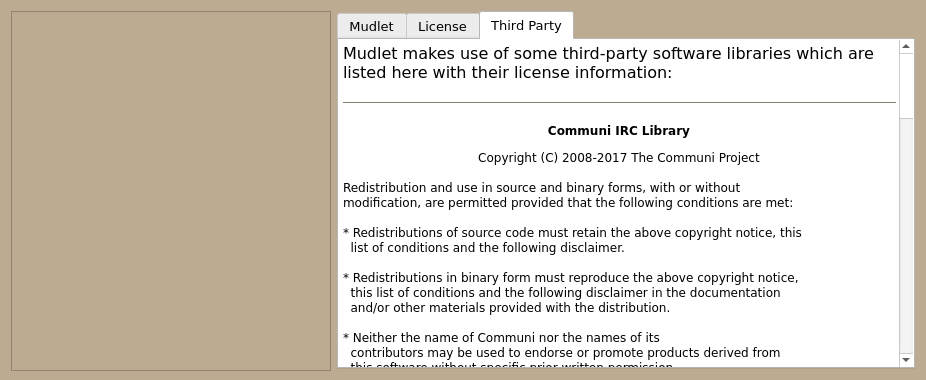
Qt form src/ui/about_dialog.ui (Mudlet/Mudlet) before a commit.
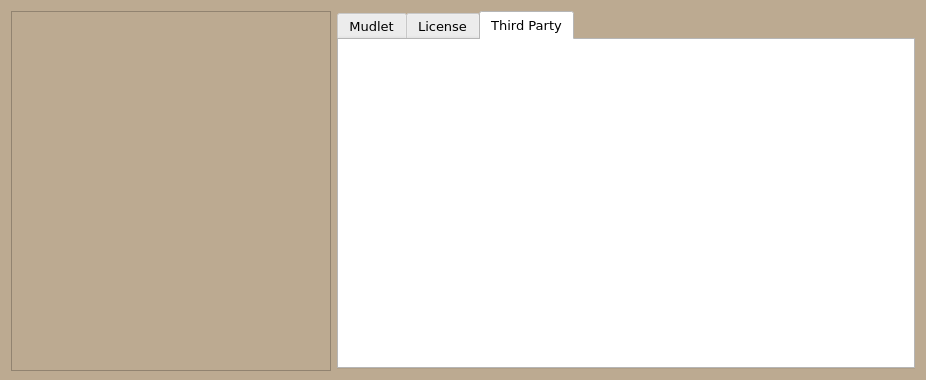
The same form after that commit. The open tabs and pages were chosen to show the change. Icons and pictures are not drawn.

Commit message: Enhance include ubuntu mono font (#1446)

What changed in the file:
```diff
--- a/src/ui/about_dialog.ui
+++ b/src/ui/about_dialog.ui
@@ -941,118 +941,6 @@
          <property name="readOnly">
           <bool>true</bool>
          </property>
-         <property name="html">
-          <string>&lt;!DOCTYPE HTML PUBLIC &quot;-//W3C//DTD HTML 4.0//EN&quot; &quot;http://www.w3.org/TR/REC-html40/strict.dtd&quot;&gt;
-&lt;html&gt;&lt;head&gt;&lt;meta name=&quot;qrichtext&quot; content=&quot;1&quot; /&gt;&lt;style type=&quot;text/css&quot;&gt;
-p, li { white-space: pre-wrap; }
-&lt;/style&gt;&lt;/head&gt;&lt;body style=&quot; font-family:'DejaVu Sans'; font-size:10pt; font-weight:400; font-style:normal;&quot;&gt;
-&lt;table border=&quot;0&quot; style=&quot;-qt-table-type: root; margin-top:4px; margin-bottom:4px; margin-left:4px; margin-right:4px;&quot;&gt;
-&lt;tr&gt;
-&lt;td style=&quot;border: none;&quot;&gt;
-&lt;p style=&quot; margin-top:12px; margin-bottom:12px; margin-left:0px; margin-right:0px; -qt-block-indent:0; text-indent:0px;&quot;&gt;&lt;span style=&quot; font-family:'Sans Serif'; font-size:12pt;&quot;&gt;Mudlet makes use of some third-party software libraries which are listed here with their license information:&lt;/span&gt;&lt;/p&gt;
-&lt;hr /&gt;
-&lt;p align=&quot;center&quot; style=&quot; margin-top:12px; margin-bottom:12px; margin-left:0px; margin-right:0px; -qt-block-indent:0; text-indent:0px;&quot;&gt;&lt;span style=&quot; font-family:'Sans Serif'; font-size:9pt; font-weight:600;&quot;&gt;Communi IRC Library&lt;/span&gt;&lt;/p&gt;
-&lt;p align=&quot;center&quot; style=&quot; margin-top:0px; margin-bottom:0px; margin-left:0px; margin-right:0px; -qt-block-indent:0; text-indent:0px;&quot;&gt;&lt;span style=&quot; font-size:9pt;&quot;&gt;Copyright (C) 2008-2017 The Communi Project&lt;/span&gt;&lt;/p&gt;
-&lt;p style=&quot;-qt-paragraph-type:empty; margin-top:0px; margin-bottom:0px; margin-left:0px; margin-right:0px; -qt-block-indent:0; text-indent:0px; font-size:9pt;&quot;&gt;&lt;br /&gt;&lt;/p&gt;
-&lt;p style=&quot; margin-top:0px; margin-bottom:0px; margin-left:0px; margin-right:0px; -qt-block-indent:0; text-indent:0px;&quot;&gt;&lt;span style=&quot; font-size:9pt;&quot;&gt;Redistribution and use in source and binary forms, with or without&lt;/span&gt;&lt;/p&gt;
-&lt;p style=&quot; margin-top:0px; margin-bottom:0px; margin-left:0px; margin-right:0px; -qt-block-indent:0; text-indent:0px;&quot;&gt;&lt;span style=&quot; font-size:9pt;&quot;&gt;modification, are permitted provided that the following conditions are met:&lt;/span&gt;&lt;/p&gt;
-&lt;p style=&quot;-qt-paragraph-type:empty; margin-top:0px; margin-bottom:0px; margin-left:0px; margin-right:0px; -qt-block-indent:0; text-indent:0px; font-size:9pt;&quot;&gt;&lt;br /&gt;&lt;/p&gt;
-&lt;p style=&quot; margin-top:0px; margin-bottom:0px; margin-left:0px; margin-right:0px; -qt-block-indent:0; text-indent:0px;&quot;&gt;&lt;span style=&quot; font-size:9pt;&quot;&gt;* Redistributions of source code must retain the above copyright notice, this&lt;/span&gt;&lt;/p&gt;
-&lt;p style=&quot; margin-top:0px; margin-bottom:0px; margin-left:0px; margin-right:0px; -qt-block-indent:0; text-indent:0px;&quot;&gt;&lt;span style=&quot; font-size:9pt;&quot;&gt;  list of conditions and the following disclaimer.&lt;/span&gt;&lt;/p&gt;
-&lt;p style=&quot;-qt-paragraph-type:empty; margin-top:0px; margin-bottom:0px; margin-left:0px; margin-right:0px; -qt-block-indent:0; text-indent:0px; font-size:9pt;&quot;&gt;&lt;br /&gt;&lt;/p&gt;
-&lt;p style=&quot; margin-top:0px; margin-bottom:0px; margin-left:0px; margin-right:0px; -qt-block-indent:0; text-indent:0px;&quot;&gt;&lt;span style=&quot; font-size:9pt;&quot;&gt;* Redistributions in binary form must reproduce the above copyright notice,&lt;/span&gt;&lt;/p&gt;
-&lt;p style=&quot; margin-top:0px; margin-bottom:0px; margin-left:0px; margin-right:0px; -qt-block-indent:0; text-indent:0px;&quot;&gt;&lt;span style=&quot; font-size:9pt;&quot;&gt;  this list of conditions and the following disclaimer in the documentation&lt;/span&gt;&lt;/p&gt;
-&lt;p style=&quot; margin-top:0px; margin-bottom:0px; margin-left:0px; margin-right:0px; -qt-block-indent:0; text-indent:0px;&quot;&gt;&lt;span style=&quot; font-size:9pt;&quot;&gt;  and/or other materials provided with the distribution.&lt;/span&gt;&lt;/p&gt;
-&lt;p style=&quot;-qt-paragraph-type:empty; margin-top:0px; margin-bottom:0px; margin-left:0px; margin-right:0px; -qt-block-indent:0; text-indent:0px; font-size:9pt;&quot;&gt;&lt;br /&gt;&lt;/p&gt;
-&lt;p style=&quot; margin-top:0px; margin-bottom:0px; margin-left:0px; margin-right:0px; -qt-block-indent:0; text-indent:0px;&quot;&gt;&lt;span style=&quot; font-size:9pt;&quot;&gt;* Neither the name of Communi nor the names of its&lt;/span&gt;&lt;/p&gt;
-&lt;p style=&quot; margin-top:0px; margin-bottom:0px; margin-left:0px; margin-right:0px; -qt-block-indent:0; text-indent:0px;&quot;&gt;&lt;span style=&quot; font-size:9pt;&quot;&gt;  contributors may be used to endorse or promote products derived from&lt;/span&gt;&lt;/p&gt;
-&lt;p style=&quot; margin-top:0px; margin-bottom:0px; margin-left:0px; margin-right:0px; -qt-block-indent:0; text-indent:0px;&quot;&gt;&lt;span style=&quot; font-size:9pt;&quot;&gt;  this software without specific prior written permission.&lt;/span&gt;&lt;/p&gt;
-&lt;p style=&quot;-qt-paragraph-type:empty; margin-top:0px; margin-bottom:0px; margin-left:0px; margin-right:0px; -qt-block-indent:0; text-indent:0px; font-size:9pt;&quot;&gt;&lt;br /&gt;&lt;/p&gt;
-&lt;p style=&quot; margin-top:0px; margin-bottom:0px; margin-left:0px; margin-right:0px; -qt-block-indent:0; text-indent:0px;&quot;&gt;&lt;span style=&quot; font-size:9pt;&quot;&gt;THIS SOFTWARE IS PROVIDED BY THE COPYRIGHT HOLDERS AND CONTRIBUTORS &amp;quot;AS IS&amp;quot;&lt;/span&gt;&lt;/p&gt;
-&lt;p style=&quot; margin-top:0px; margin-bottom:0px; margin-left:0px; margin-right:0px; -qt-block-indent:0; text-indent:0px;&quot;&gt;&lt;span style=&quot; font-size:9pt;&quot;&gt;AND ANY EXPRESS OR IMPLIED WARRANTIES, INCLUDING, BUT NOT LIMITED TO, THE&lt;/span&gt;&lt;/p&gt;
-&lt;p style=&quot; margin-top:0px; margin-bottom:0px; margin-left:0px; margin-right:0px; -qt-block-indent:0; text-indent:0px;&quot;&gt;&lt;span style=&quot; font-size:9pt;&quot;&gt;IMPLIED WARRANTIES OF MERCHANTABILITY AND FITNESS FOR A PARTICULAR PURPOSE ARE&lt;/span&gt;&lt;/p&gt;
-&lt;p style=&quot; margin-top:0px; margin-bottom:0px; margin-left:0px; margin-right:0px; -qt-block-indent:0; text-indent:0px;&quot;&gt;&lt;span style=&quot; font-size:9pt;&quot;&gt;DISCLAIMED. IN NO EVENT SHALL THE COPYRIGHT HOLDER OR CONTRIBUTORS BE LIABLE&lt;/span&gt;&lt;/p&gt;
-&lt;p style=&quot; margin-top:0px; margin-bottom:0px; margin-left:0px; margin-right:0px; -qt-block-indent:0; text-indent:0px;&quot;&gt;&lt;span style=&quot; font-size:9pt;&quot;&gt;FOR ANY DIRECT, INDIRECT, INCIDENTAL, SPECIAL, EXEMPLARY, OR CONSEQUENTIAL&lt;/span&gt;&lt;/p&gt;
-&lt;p style=&quot; margin-top:0px; margin-bottom:0px; margin-left:0px; margin-right:0px; -qt-block-indent:0; text-indent:0px;&quot;&gt;&lt;span style=&quot; font-size:9pt;&quot;&gt;DAMAGES (INCLUDING, BUT NOT LIMITED TO, PROCUREMENT OF SUBSTITUTE GOODS OR&lt;/span&gt;&lt;/p&gt;
-&lt;p style=&quot; margin-top:0px; margin-bottom:0px; margin-left:0px; margin-right:0px; -qt-block-indent:0; text-indent:0px;&quot;&gt;&lt;span style=&quot; font-size:9pt;&quot;&gt;SERVICES; LOSS OF USE, DATA, OR PROFITS; OR BUSINESS INTERRUPTION) HOWEVER&lt;/span&gt;&lt;/p&gt;
-&lt;p style=&quot; margin-top:0px; margin-bottom:0px; margin-left:0px; margin-right:0px; -qt-block-indent:0; text-indent:0px;&quot;&gt;&lt;span style=&quot; font-size:9pt;&quot;&gt;CAUSED AND ON ANY THEORY OF LIABILITY, WHETHER IN CONTRACT, STRICT LIABILITY,&lt;/span&gt;&lt;/p&gt;
-&lt;p style=&quot; margin-top:0px; margin-bottom:0px; margin-left:0px; margin-right:0px; -qt-block-indent:0; text-indent:0px;&quot;&gt;&lt;span style=&quot; font-size:9pt;&quot;&gt;OR TORT (INCLUDING NEGLIGENCE OR OTHERWISE) ARISING IN ANY WAY OUT OF THE USE&lt;/span&gt;&lt;/p&gt;
-&lt;p style=&quot; margin-top:0px; margin-bottom:0px; margin-left:0px; margin-right:0px; -qt-block-indent:0; text-indent:0px;&quot;&gt;&lt;span style=&quot; font-size:9pt;&quot;&gt;OF THIS SOFTWARE, EVEN IF ADVISED OF THE POSSIBILITY OF SUCH DAMAGE.&lt;/span&gt;&lt;/p&gt;
-&lt;p style=&quot;-qt-paragraph-type:empty; margin-top:0px; margin-bottom:0px; margin-left:0px; margin-right:0px; -qt-block-indent:0; text-indent:0px; font-size:9pt;&quot;&gt;&lt;br /&gt;&lt;/p&gt;
-&lt;p align=&quot;center&quot; style=&quot; margin-top:0px; margin-bottom:0px; margin-left:0px; margin-right:0px; -qt-block-indent:0; text-indent:0px;&quot;&gt;&lt;span style=&quot; font-size:9pt; font-weight:600;&quot;&gt;Sparkle&lt;/span&gt;&lt;/p&gt;
-&lt;p align=&quot;center&quot; style=&quot;-qt-paragraph-type:empty; margin-top:0px; margin-bottom:0px; margin-left:0px; margin-right:0px; -qt-block-indent:0; text-indent:0px; font-size:9pt; font-weight:600;&quot;&gt;&lt;br /&gt;&lt;/p&gt;
-&lt;p style=&quot; margin-top:0px; margin-bottom:0px; margin-left:0px; margin-right:0px; -qt-block-indent:0; text-indent:0px;&quot;&gt;&lt;span style=&quot; font-size:9pt;&quot;&gt;Copyright (c) 2006-2013 Andy Matuschak.&lt;/span&gt;&lt;/p&gt;
-&lt;p style=&quot; margin-top:0px; margin-bottom:0px; margin-left:0px; margin-right:0px; -qt-block-indent:0; text-indent:0px;&quot;&gt;&lt;span style=&quot; font-size:9pt;&quot;&gt;Copyright (c) 2009-2013 Elgato Systems GmbH.&lt;/span&gt;&lt;/p&gt;
-&lt;p style=&quot; margin-top:0px; margin-bottom:0px; margin-left:0px; margin-right:0px; -qt-block-indent:0; text-indent:0px;&quot;&gt;&lt;span style=&quot; font-size:9pt;&quot;&gt;Copyright (c) 2011-2014 Kornel Lesiński.&lt;/span&gt;&lt;/p&gt;
-&lt;p style=&quot; margin-top:0px; margin-bottom:0px; margin-left:0px; margin-right:0px; -qt-block-indent:0; text-indent:0px;&quot;&gt;&lt;span style=&quot; font-size:9pt;&quot;&gt;Copyright (c) 2015-2017 Mayur Pawashe.&lt;/span&gt;&lt;/p&gt;
-&lt;p style=&quot; margin-top:0px; margin-bottom:0px; margin-left:0px; margin-right:0px; -qt-block-indent:0; text-indent:0px;&quot;&gt;&lt;span style=&quot; font-size:9pt;&quot;&gt;Copyright (c) 2014 C.W. Betts.&lt;/span&gt;&lt;/p&gt;
-&lt;p style=&quot; margin-top:0px; margin-bottom:0px; margin-left:0px; margin-right:0px; -qt-block-indent:0; text-indent:0px;&quot;&gt;&lt;span style=&quot; font-size:9pt;&quot;&gt;Copyright (c) 2014 Petroules Corporation.&lt;/span&gt;&lt;/p&gt;
-&lt;p style=&quot; margin-top:0px; margin-bottom:0px; margin-left:0px; margin-right:0px; -qt-block-indent:0; text-indent:0px;&quot;&gt;&lt;span style=&quot; font-size:9pt;&quot;&gt;Copyright (c) 2014 Big Nerd Ranch.&lt;/span&gt;&lt;/p&gt;
-&lt;p style=&quot; margin-top:0px; margin-bottom:0px; margin-left:0px; margin-right:0px; -qt-block-indent:0; text-indent:0px;&quot;&gt;&lt;span style=&quot; font-size:9pt;&quot;&gt;All rights reserved.&lt;/span&gt;&lt;/p&gt;
-&lt;p style=&quot;-qt-paragraph-type:empty; margin-top:0px; margin-bottom:0px; margin-left:0px; margin-right:0px; -qt-block-indent:0; text-indent:0px; font-size:9pt;&quot;&gt;&lt;br /&gt;&lt;/p&gt;
-&lt;p style=&quot; margin-top:0px; margin-bottom:0px; margin-left:0px; margin-right:0px; -qt-block-indent:0; text-indent:0px;&quot;&gt;&lt;span style=&quot; font-size:9pt;&quot;&gt;Permission is hereby granted, free of charge, to any person obtaining a copy of&lt;/span&gt;&lt;/p&gt;
-&lt;p style=&quot; margin-top:0px; margin-bottom:0px; margin-left:0px; margin-right:0px; -qt-block-indent:0; text-indent:0px;&quot;&gt;&lt;span style=&quot; font-size:9pt;&quot;&gt;this software and associated documentation files (the &amp;quot;Software&amp;quot;), to deal in&lt;/span&gt;&lt;/p&gt;
-&lt;p style=&quot; margin-top:0px; margin-bottom:0px; margin-left:0px; margin-right:0px; -qt-block-indent:0; text-indent:0px;&quot;&gt;&lt;span style=&quot; font-size:9pt;&quot;&gt;the Software without restriction, including without limitation the rights to&lt;/span&gt;&lt;/p&gt;
-&lt;p style=&quot; margin-top:0px; margin-bottom:0px; margin-left:0px; margin-right:0px; -qt-block-indent:0; text-indent:0px;&quot;&gt;&lt;span style=&quot; font-size:9pt;&quot;&gt;use, copy, modify, merge, publish, distribute, sublicense, and/or sell copies of&lt;/span&gt;&lt;/p&gt;
-&lt;p style=&quot; margin-top:0px; margin-bottom:0px; margin-left:0px; margin-right:0px; -qt-block-indent:0; text-indent:0px;&quot;&gt;&lt;span style=&quot; font-size:9pt;&quot;&gt;the Software, and to permit persons to whom the Software is furnished to do so,&lt;/span&gt;&lt;/p&gt;
-&lt;p style=&quot; margin-top:0px; margin-bottom:0px; margin-left:0px; margin-right:0px; -qt-block-indent:0; text-indent:0px;&quot;&gt;&lt;span style=&quot; font-size:9pt;&quot;&gt;subject to the following conditions:&lt;/span&gt;&lt;/p&gt;
-&lt;p style=&quot;-qt-paragraph-type:empty; margin-top:0px; margin-bottom:0px; margin-left:0px; margin-right:0px; -qt-block-indent:0; text-indent:0px; font-size:9pt;&quot;&gt;&lt;br /&gt;&lt;/p&gt;
-&lt;p style=&quot; margin-top:0px; margin-bottom:0px; margin-left:0px; margin-right:0px; -qt-block-indent:0; text-indent:0px;&quot;&gt;&lt;span style=&quot; font-size:9pt;&quot;&gt;The above copyright notice and this permission notice shall be included in all&lt;/span&gt;&lt;/p&gt;
-&lt;p style=&quot; margin-top:0px; margin-bottom:0px; margin-left:0px; margin-right:0px; -qt-block-indent:0; text-indent:0px;&quot;&gt;&lt;span style=&quot; font-size:9pt;&quot;&gt;copies or substantial portions of the Software.&lt;/span&gt;&lt;/p&gt;
-&lt;p style=&quot;-qt-paragraph-type:empty; margin-top:0px; margin-bottom:0px; margin-left:0px; margin-right:0px; -qt-block-indent:0; text-indent:0px; font-size:9pt;&quot;&gt;&lt;br /&gt;&lt;/p&gt;
-&lt;p style=&quot; margin-top:0px; margin-bottom:0px; margin-left:0px; margin-right:0px; -qt-block-indent:0; text-indent:0px;&quot;&gt;&lt;span style=&quot; font-size:9pt;&quot;&gt;THE SOFTWARE IS PROVIDED &amp;quot;AS IS&amp;quot;, WITHOUT WARRANTY OF ANY KIND, EXPRESS OR&lt;/span&gt;&lt;/p&gt;
-&lt;p style=&quot; margin-top:0px; margin-bottom:0px; margin-left:0px; margin-right:0px; -qt-block-indent:0; text-indent:0px;&quot;&gt;&lt;span style=&quot; font-size:9pt;&quot;&gt;IMPLIED, INCLUDING BUT NOT LIMITED TO THE WARRANTIES OF MERCHANTABILITY, FITNESS&lt;/span&gt;&lt;/p&gt;
-&lt;p style=&quot; margin-top:0px; margin-bottom:0px; margin-left:0px; margin-right:0px; -qt-block-indent:0; text-indent:0px;&quot;&gt;&lt;span style=&quot; font-size:9pt;&quot;&gt;FOR A PARTICULAR PURPOSE AND NONINFRINGEMENT. IN NO EVENT SHALL THE AUTHORS OR&lt;/span&gt;&lt;/p&gt;
-&lt;p style=&quot; margin-top:0px; margin-bottom:0px; margin-left:0px; margin-right:0px; -qt-block-indent:0; text-indent:0px;&quot;&gt;&lt;span style=&quot; font-size:9pt;&quot;&gt;COPYRIGHT HOLDERS BE LIABLE FOR ANY CLAIM, DAMAGES OR OTHER LIABILITY, WHETHER&lt;/span&gt;&lt;/p&gt;
-&lt;p style=&quot; margin-top:0px; margin-bottom:0px; margin-left:0px; margin-right:0px; -qt-block-indent:0; text-indent:0px;&quot;&gt;&lt;span style=&quot; font-size:9pt;&quot;&gt;IN AN ACTION OF CONTRACT, TORT OR OTHERWISE, ARISING FROM, OUT OF OR IN&lt;/span&gt;&lt;/p&gt;
-&lt;p style=&quot; margin-top:0px; margin-bottom:0px; margin-left:0px; margin-right:0px; -qt-block-indent:0; text-indent:0px;&quot;&gt;&lt;span style=&quot; font-size:9pt;&quot;&gt;CONNECTION WITH THE SOFTWARE OR THE USE OR OTHER DEALINGS IN THE SOFTWARE.&lt;/span&gt;&lt;/p&gt;
-&lt;p style=&quot;-qt-paragraph-type:empty; margin-top:0px; margin-bottom:0px; margin-left:0px; margin-right:0px; -qt-block-indent:0; text-indent:0px; font-size:9pt;&quot;&gt;&lt;br /&gt;&lt;/p&gt;
-&lt;p style=&quot;-qt-paragraph-type:empty; margin-top:0px; margin-bottom:0px; margin-left:0px; margin-right:0px; -qt-block-indent:0; text-indent:0px; font-size:9pt;&quot;&gt;&lt;br /&gt;&lt;/p&gt;
-&lt;p style=&quot; margin-top:0px; margin-bottom:0px; margin-left:0px; margin-right:0px; -qt-block-indent:0; text-indent:0px;&quot;&gt;&lt;span style=&quot; font-size:9pt;&quot;&gt;bspatch.c and bsdiff.c, from bsdiff 4.3 &amp;lt;http://www.daemonology.net/bsdiff/&amp;gt;:&lt;/span&gt;&lt;/p&gt;
-&lt;p style=&quot; margin-top:0px; margin-bottom:0px; margin-left:0px; margin-right:0px; -qt-block-indent:0; text-indent:0px;&quot;&gt;&lt;span style=&quot; font-size:9pt;&quot;&gt;    Copyright (c) 2003-2005 Colin Percival.&lt;/span&gt;&lt;/p&gt;
-&lt;p style=&quot;-qt-paragraph-type:empty; margin-top:0px; margin-bottom:0px; margin-left:0px; margin-right:0px; -qt-block-indent:0; text-indent:0px; font-size:9pt;&quot;&gt;&lt;br /&gt;&lt;/p&gt;
-&lt;p style=&quot; margin-top:0px; margin-bottom:0px; margin-left:0px; margin-right:0px; -qt-block-indent:0; text-indent:0px;&quot;&gt;&lt;span style=&quot; font-size:9pt;&quot;&gt;sais.c and sais.c, from sais-lite (2010/08/07) &amp;lt;https://sites.google.com/site/yuta256/sais&amp;gt;:&lt;/span&gt;&lt;/p&gt;
-&lt;p style=&quot; margin-top:0px; margin-bottom:0px; margin-left:0px; margin-right:0px; -qt-block-indent:0; text-indent:0px;&quot;&gt;&lt;span style=&quot; font-size:9pt;&quot;&gt;    Copyright (c) 2008-2010 Yuta Mori.&lt;/span&gt;&lt;/p&gt;
-&lt;p style=&quot;-qt-paragraph-type:empty; margin-top:0px; margin-bottom:0px; margin-left:0px; margin-right:0px; -qt-block-indent:0; text-indent:0px; font-size:9pt;&quot;&gt;&lt;br /&gt;&lt;/p&gt;
-&lt;p style=&quot; margin-top:0px; margin-bottom:0px; margin-left:0px; margin-right:0px; -qt-block-indent:0; text-indent:0px;&quot;&gt;&lt;span style=&quot; font-size:9pt;&quot;&gt;SUDSAVerifier.m:&lt;/span&gt;&lt;/p&gt;
-&lt;p style=&quot; margin-top:0px; margin-bottom:0px; margin-left:0px; margin-right:0px; -qt-block-indent:0; text-indent:0px;&quot;&gt;&lt;span style=&quot; font-size:9pt;&quot;&gt;    Copyright (c) 2011 Mark Hamlin.&lt;/span&gt;&lt;/p&gt;
-&lt;p style=&quot;-qt-paragraph-type:empty; margin-top:0px; margin-bottom:0px; margin-left:0px; margin-right:0px; -qt-block-indent:0; text-indent:0px; font-size:9pt;&quot;&gt;&lt;br /&gt;&lt;/p&gt;
-&lt;p style=&quot; margin-top:0px; margin-bottom:0px; margin-left:0px; margin-right:0px; -qt-block-indent:0; text-indent:0px;&quot;&gt;&lt;span style=&quot; font-size:9pt;&quot;&gt;All rights reserved.&lt;/span&gt;&lt;/p&gt;
-&lt;p style=&quot;-qt-paragraph-type:empty; margin-top:0px; margin-bottom:0px; margin-left:0px; margin-right:0px; -qt-block-indent:0; text-indent:0px; font-size:9pt;&quot;&gt;&lt;br /&gt;&lt;/p&gt;
-&lt;p style=&quot; margin-top:0px; margin-bottom:0px; margin-left:0px; margin-right:0px; -qt-block-indent:0; text-indent:0px;&quot;&gt;&lt;span style=&quot; font-size:9pt;&quot;&gt;Redistribution and use in source and binary forms, with or without&lt;/span&gt;&lt;/p&gt;
-&lt;p style=&quot; margin-top:0px; margin-bottom:0px; margin-left:0px; margin-right:0px; -qt-block-indent:0; text-indent:0px;&quot;&gt;&lt;span style=&quot; font-size:9pt;&quot;&gt;modification, are permitted providing that the following conditions&lt;/span&gt;&lt;/p&gt;
-&lt;p style=&quot; margin-top:0px; margin-bottom:0px; margin-left:0px; margin-right:0px; -qt-block-indent:0; text-indent:0px;&quot;&gt;&lt;span style=&quot; font-size:9pt;&quot;&gt;are met:&lt;/span&gt;&lt;/p&gt;
-&lt;p style=&quot; margin-top:0px; margin-bottom:0px; margin-left:0px; margin-right:0px; -qt-block-indent:0; text-indent:0px;&quot;&gt;&lt;span style=&quot; font-size:9pt;&quot;&gt;1. Redistributions of source code must retain the above copyright&lt;/span&gt;&lt;/p&gt;
-&lt;p style=&quot; margin-top:0px; margin-bottom:0px; margin-left:0px; margin-right:0px; -qt-block-indent:0; text-indent:0px;&quot;&gt;&lt;span style=&quot; font-size:9pt;&quot;&gt;   notice, this list of conditions and the following disclaimer.&lt;/span&gt;&lt;/p&gt;
-&lt;p style=&quot; margin-top:0px; margin-bottom:0px; margin-left:0px; margin-right:0px; -qt-block-indent:0; text-indent:0px;&quot;&gt;&lt;span style=&quot; font-size:9pt;&quot;&gt;2. Redistributions in binary form must reproduce the above copyright&lt;/span&gt;&lt;/p&gt;
-&lt;p style=&quot; margin-top:0px; margin-bottom:0px; margin-left:0px; margin-right:0px; -qt-block-indent:0; text-indent:0px;&quot;&gt;&lt;span style=&quot; font-size:9pt;&quot;&gt;   notice, this list of conditions and the following disclaimer in the&lt;/span&gt;&lt;/p&gt;
-&lt;p style=&quot; margin-top:0px; margin-bottom:0px; margin-left:0px; margin-right:0px; -qt-block-indent:0; text-indent:0px;&quot;&gt;&lt;span style=&quot; font-size:9pt;&quot;&gt;   documentation and/or other materials provided with the distribution.&lt;/span&gt;&lt;/p&gt;
-&lt;p style=&quot;-qt-paragraph-type:empty; margin-top:0px; margin-bottom:0px; margin-left:0px; margin-right:0px; -qt-block-indent:0; text-indent:0px; font-size:9pt;&quot;&gt;&lt;br /&gt;&lt;/p&gt;
-&lt;p style=&quot; margin-top:0px; margin-bottom:0px; margin-left:0px; margin-right:0px; -qt-block-indent:0; text-indent:0px;&quot;&gt;&lt;span style=&quot; font-size:9pt;&quot;&gt;THIS SOFTWARE IS PROVIDED BY THE AUTHOR ``AS IS'' AND ANY EXPRESS OR&lt;/span&gt;&lt;/p&gt;
-&lt;p style=&quot; margin-top:0px; margin-bottom:0px; margin-left:0px; margin-right:0px; -qt-block-indent:0; text-indent:0px;&quot;&gt;&lt;span style=&quot; font-size:9pt;&quot;&gt;IMPLIED WARRANTIES, INCLUDING, BUT NOT LIMITED TO, THE IMPLIED&lt;/span&gt;&lt;/p&gt;
-&lt;p style=&quot; margin-top:0px; margin-bottom:0px; margin-left:0px; margin-right:0px; -qt-block-indent:0; text-indent:0px;&quot;&gt;&lt;span style=&quot; font-size:9pt;&quot;&gt;WARRANTIES OF MERCHANTABILITY AND FITNESS FOR A PARTICULAR PURPOSE&lt;/span&gt;&lt;/p&gt;
-&lt;p style=&quot; margin-top:0px; margin-bottom:0px; margin-left:0px; margin-right:0px; -qt-block-indent:0; text-indent:0px;&quot;&gt;&lt;span style=&quot; font-size:9pt;&quot;&gt;ARE DISCLAIMED.  IN NO EVENT SHALL THE AUTHOR BE LIABLE FOR ANY&lt;/span&gt;&lt;/p&gt;
-&lt;p style=&quot; margin-top:0px; margin-bottom:0px; margin-left:0px; margin-right:0px; -qt-block-indent:0; text-indent:0px;&quot;&gt;&lt;span style=&quot; font-size:9pt;&quot;&gt;DIRECT, INDIRECT, INCIDENTAL, SPECIAL, EXEMPLARY, OR CONSEQUENTIAL&lt;/span&gt;&lt;/p&gt;
-&lt;p style=&quot; margin-top:0px; margin-bottom:0px; margin-left:0px; margin-right:0px; -qt-block-indent:0; text-indent:0px;&quot;&gt;&lt;span style=&quot; font-size:9pt;&quot;&gt;DAMAGES (INCLUDING, BUT NOT LIMITED TO, PROCUREMENT OF SUBSTITUTE GOODS&lt;/span&gt;&lt;/p&gt;
-&lt;p style=&quot; margin-top:0px; margin-bottom:0px; margin-left:0px; margin-right:0px; -qt-block-indent:0; text-indent:0px;&quot;&gt;&lt;span style=&quot; font-size:9pt;&quot;&gt;OR SERVICES; LOSS OF USE, DATA, OR PROFITS; OR BUSINESS INTERRUPTION)&lt;/span&gt;&lt;/p&gt;
-&lt;p style=&quot; margin-top:0px; margin-bottom:0px; margin-left:0px; margin-right:0px; -qt-block-indent:0; text-indent:0px;&quot;&gt;&lt;span style=&quot; font-size:9pt;&quot;&gt;HOWEVER CAUSED AND ON ANY THEORY OF LIABILITY, WHETHER IN CONTRACT,&lt;/span&gt;&lt;/p&gt;
-&lt;p style=&quot; margin-top:0px; margin-bottom:0px; margin-left:0px; margin-right:0px; -qt-block-indent:0; text-indent:0px;&quot;&gt;&lt;span style=&quot; font-size:9pt;&quot;&gt;STRICT LIABILITY, OR TORT (INCLUDING NEGLIGENCE OR OTHERWISE) ARISING&lt;/span&gt;&lt;/p&gt;
-&lt;p style=&quot; margin-top:0px; margin-bottom:0px; margin-left:0px; margin-right:0px; -qt-block-indent:0; text-indent:0px;&quot;&gt;&lt;span style=&quot; font-size:9pt;&quot;&gt;IN ANY WAY OUT OF THE USE OF THIS SOFTWARE, EVEN IF ADVISED OF THE&lt;/span&gt;&lt;/p&gt;
-&lt;p style=&quot; margin-top:0px; margin-bottom:0px; margin-left:0px; margin-right:0px; -qt-block-indent:0; text-indent:0px;&quot;&gt;&lt;span style=&quot; font-size:9pt;&quot;&gt;POSSIBILITY OF SUCH DAMAGE.&lt;/span&gt;&lt;/p&gt;
-&lt;p style=&quot;-qt-paragraph-type:empty; margin-top:0px; margin-bottom:0px; margin-left:0px; margin-right:0px; -qt-block-indent:0; text-indent:0px; font-size:9pt;&quot;&gt;&lt;br /&gt;&lt;/p&gt;
-&lt;p align=&quot;center&quot; style=&quot; margin-top:0px; margin-bottom:0px; margin-left:0px; margin-right:0px; -qt-block-indent:0; text-indent:0px;&quot;&gt;&lt;span style=&quot; font-size:9pt; font-weight:600;&quot;&gt;sparkle-glue&lt;/span&gt;&lt;/p&gt;
-&lt;p align=&quot;center&quot; style=&quot;-qt-paragraph-type:empty; margin-top:0px; margin-bottom:0px; margin-left:0px; margin-right:0px; -qt-block-indent:0; text-indent:0px; font-size:9pt; font-weight:600;&quot;&gt;&lt;br /&gt;&lt;/p&gt;
-&lt;p style=&quot; margin-top:0px; margin-bottom:0px; margin-left:0px; margin-right:0px; -qt-block-indent:0; text-indent:0px;&quot;&gt;Copyright (C) 2008 Remko Troncon&lt;br /&gt;&lt;/p&gt;
-&lt;p style=&quot; margin-top:12px; margin-bottom:12px; margin-left:0px; margin-right:0px; -qt-block-indent:0; text-indent:0px;&quot;&gt;Redistribution and use in source and binary forms, with or without modification, are permitted provided that the following conditions are met: &lt;/p&gt;
-&lt;p style=&quot; margin-top:12px; margin-bottom:12px; margin-left:0px; margin-right:0px; -qt-block-indent:0; text-indent:0px;&quot;&gt;1. Redistributions of source code must retain the above copyright notice, this list of conditions and the following disclaimer. &lt;/p&gt;
-&lt;p style=&quot; margin-top:12px; margin-bottom:12px; margin-left:0px; margin-right:0px; -qt-block-indent:0; text-indent:0px;&quot;&gt;2. Redistributions in binary form must reproduce the above copyright notice, this list of conditions and the following disclaimer in the documentation and/or other materials provided with the distribution. &lt;/p&gt;
-&lt;p style=&quot; margin-top:12px; margin-bottom:12px; margin-left:0px; margin-right:0px; -qt-block-indent:0; text-indent:0px;&quot;&gt;THIS SOFTWARE IS PROVIDED BY THE COPYRIGHT HOLDERS AND CONTRIBUTORS &amp;quot;AS IS&amp;quot; AND ANY EXPRESS OR IMPLIED WARRANTIES, INCLUDING, BUT NOT LIMITED TO, THE IMPLIED WARRANTIES OF MERCHANTABILITY AND FITNESS FOR A PARTICULAR PURPOSE ARE DISCLAIMED. IN NO EVENT SHALL THE COPYRIGHT HOLDER OR CONTRIBUTORS BE LIABLE FOR ANY DIRECT, INDIRECT, INCIDENTAL, SPECIAL, EXEMPLARY, OR CONSEQUENTIAL DAMAGES (INCLUDING, BUT NOT LIMITED TO, PROCUREMENT OF SUBSTITUTE GOODS OR SERVICES; LOSS OF USE, DATA, OR PROFITS; OR BUSINESS INTERRUPTION) HOWEVER CAUSED AND ON ANY THEORY OF LIABILITY, WHETHER IN CONTRACT, STRICT LIABILITY, OR TORT (INCLUDING NEGLIGENCE OR OTHERWISE) ARISING IN ANY WAY OUT OF THE USE OF THIS SOFTWARE, EVEN IF ADVISED OF THE POSSIBILITY OF SUCH DAMAGE.&lt;/p&gt;
-&lt;p align=&quot;center&quot; style=&quot; margin-top:12px; margin-bottom:12px; margin-left:0px; margin-right:0px; -qt-block-indent:0; text-indent:0px;&quot;&gt;&lt;span style=&quot; font-weight:600;&quot;&gt;dblsqd&lt;/span&gt;&lt;/p&gt;
-&lt;p style=&quot; margin-top:12px; margin-bottom:12px; margin-left:0px; margin-right:0px; -qt-block-indent:0; text-indent:0px;&quot;&gt;Copyright (C) 2017 Philipp Medien&lt;/p&gt;
-&lt;p style=&quot; margin-top:12px; margin-bottom:12px; margin-left:0px; margin-right:0px; -qt-block-indent:0; text-indent:0px;&quot;&gt;Licensed under the Apache License, Version 2.0 (the &amp;quot;License&amp;quot;); you may not use this file except in compliance with the License. You may obtain a copy of the License at&lt;/p&gt;
-&lt;p style=&quot; margin-top:12px; margin-bottom:12px; margin-left:0px; margin-right:0px; -qt-block-indent:0; text-indent:0px;&quot;&gt;&lt;a href=&quot;http://www.apache.org/licenses/LICENSE-2.0&quot;&gt;&lt;span style=&quot; text-decoration: underline; color:#007af4;&quot;&gt;http://www.apache.org/licenses/LICENSE-2.0&lt;/span&gt;&lt;/a&gt;&lt;/p&gt;
-&lt;p style=&quot; margin-top:12px; margin-bottom:12px; margin-left:0px; margin-right:0px; -qt-block-indent:0; text-indent:0px;&quot;&gt;Unless required by applicable law or agreed to in writing, software distributed under the License is distributed on an &amp;quot;AS IS&amp;quot; BASIS, WITHOUT WARRANTIES OR CONDITIONS OF ANY KIND, either express or implied. See the License for the specific language governing permissions and limitations under the License.&lt;/p&gt;&lt;/td&gt;&lt;/tr&gt;&lt;/table&gt;&lt;/body&gt;&lt;/html&gt;</string>
-         </property>
          <property name="textInteractionFlags">
           <set>Qt::TextBrowserInteraction</set>
          </property>
```
Left out of the diff: 165 changed lines with no effect on the pictures. The commit also changes 29 other files.
